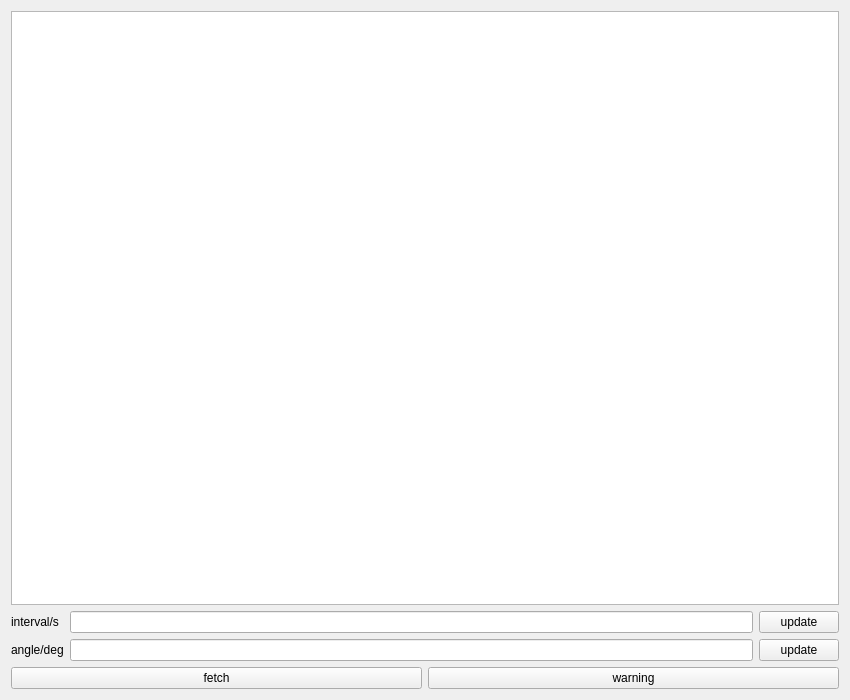
The window that windowUI/form.ui (XwX12596/webcontrol) describes before a commit, drawn with Qt 5.
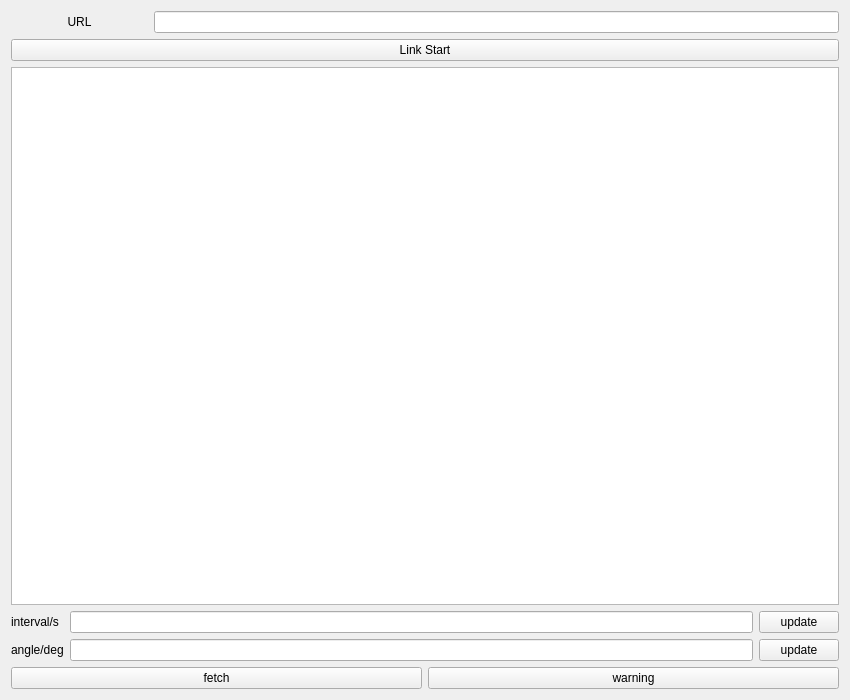
The same window after the commit.

What changed in the file:
```diff
--- a/windowUI/form.ui
+++ b/windowUI/form.ui
@@ -13,7 +13,31 @@
   <property name="windowTitle">
    <string>MyWidget</string>
   </property>
-  <layout class="QVBoxLayout" name="verticalLayout" stretch="12,2,1">
+  <layout class="QVBoxLayout" name="verticalLayout">
+   <item>
+    <layout class="QHBoxLayout" name="horizontalLayout_2" stretch="1,5">
+     <item>
+      <widget class="QLabel" name="ip_LB">
+       <property name="text">
+        <string>URL</string>
+       </property>
+       <property name="alignment">
+        <set>Qt::AlignCenter</set>
+       </property>
+      </widget>
+     </item>
+     <item>
+      <widget class="QLineEdit" name="ip_LE"/>
+     </item>
+    </layout>
+   </item>
+   <item>
+    <widget class="QPushButton" name="link">
+     <property name="text">
+      <string>Link Start</string>
+     </property>
+    </widget>
+   </item>
    <item>
     <widget class="QGraphicsView" name="pic"/>
    </item>
```
